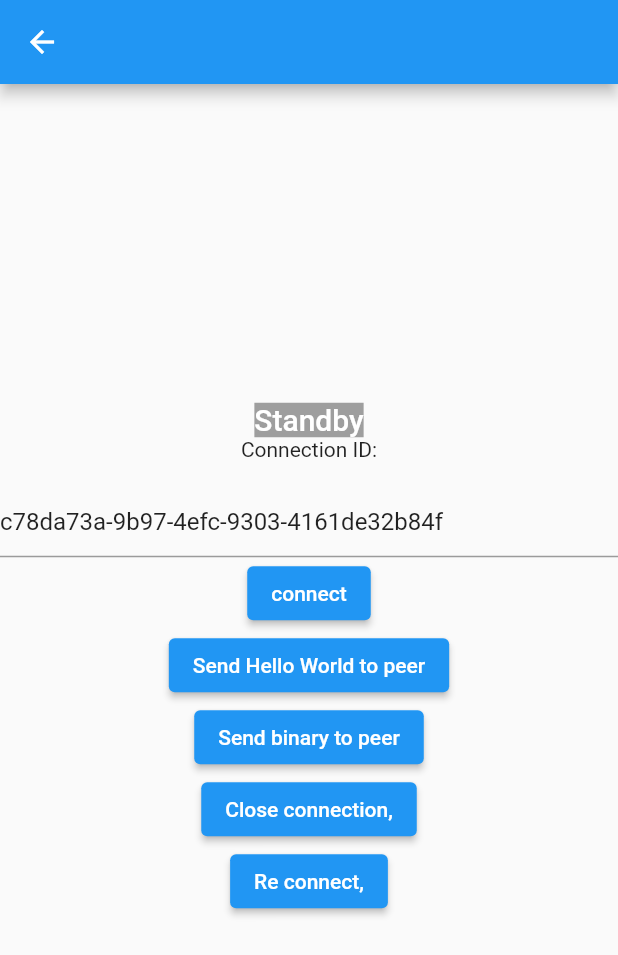
After one commit to chouette11/poker_chip, a Flutter app: the Ori screen opened by its route, on a phone screen of 412 x 824 dp. The commit adds this screen. Shown: the top 955 px of the screen. Run offline on Flutter 3.47's test engine with Material 2 defaults, Android fonts, the phone set to English and light mode, and no system bars; our stand-ins replace animated_text_kit, audioplayers, cloud_firestore, firebase_auth, firebase_core, firebase_messaging and 9 more; missing offline and left inert: app_settings, peerdart, qr_code_scanner; accounts and stored records are empty; generated files the repository leaves out were written again; network calls fail; Roboto replaces fonts that are missing (Kaisei_Decol).

Commit message:
Fifth commit

```diff
--- /dev/null
+++ b/lib/model/entity/peer/peer_entity.dart
@@ -0,0 +1,15 @@
+import 'package:freezed_annotation/freezed_annotation.dart';
+import 'package:peerdart/peerdart.dart';
+
+part 'peer_entity.freezed.dart';
+
+@freezed
+class PeerEntity with _$PeerEntity {
+  const PeerEntity._();
+
+  const factory PeerEntity({
+    required String uid,
+    required Peer peer,
+  }) = _PeerEntity;
+
+}
--- a/lib/page/game/component/user_box.dart
+++ b/lib/page/game/component/user_box.dart
@@ -50,7 +50,7 @@ class UserBoxes extends ConsumerWidget {
       if (players.length % 2 == 1) {
         for (int i = 0; i < afterUsers.length; i++) {
           child.add(beforeUsers[i]);
-          child.add(afterUsers[afterUsers.length - i]);
+          child.add(afterUsers[afterUsers.length - i - 1]);
           children.add(SizedBox(height: 16));
           children.add(Row(
             mainAxisAlignment: MainAxisAlignment.spaceAround,
--- /dev/null
+++ b/lib/page/game/ori.dart
@@ -0,0 +1,122 @@
+import 'dart:typed_data';
+
+import 'package:flutter/material.dart';
+import 'package:peerdart/peerdart.dart';
+
+class Ori extends StatefulWidget {
+  const Ori({Key? key}) : super(key: key);
+
+  @override
+  State<Ori> createState() => _OriState();
+}
+
+class _OriState extends State<Ori> {
+  Peer peer = Peer(options: PeerOptions(debug: LogLevel.All));
+  final TextEditingController _controller = TextEditingController();
+  String? peerId;
+  late DataConnection conn;
+  bool connected = false;
+
+  @override
+  void dispose() {
+    peer.dispose();
+    _controller.dispose();
+    super.dispose();
+  }
+
+  @override
+  void initState() {
+    super.initState();
+  }
+
+  void connect() {
+    final connection = peer.connect(_controller.text);
+    conn = connection;
+
+    conn.on("open").listen((event) {
+      setState(() {
+        connected = true;
+      });
+
+      connection.on("close").listen((event) {
+        setState(() {
+          connected = false;
+        });
+      });
+
+      conn.on("data").listen((data) {
+        ScaffoldMessenger.of(context)
+            .showSnackBar(SnackBar(content: Text(data)));
+      });
+      conn.on("binary").listen((data) {
+        ScaffoldMessenger.of(context)
+            .showSnackBar(SnackBar(content: Text("Got binary!")));
+      });
+    });
+  }
+
+  void sendHelloWorld() {
+    conn.send("Hello world!");
+  }
+
+  void sendBinary() {
+    final bytes = Uint8List(30);
+    conn.sendBinary(bytes);
+  }
+
+  void closeConnection() {
+    peer.dispose();
+  }
+
+  void reconnect() {
+    peer = Peer();
+  }
+
+  @override
+  Widget build(BuildContext context) {
+    _controller.text = "c78da73a-9b97-4efc-9303-4161de32b84f";
+    return Scaffold(
+        appBar: AppBar(),
+        body: Center(
+          child: Column(
+            mainAxisAlignment: MainAxisAlignment.center,
+            children: <Widget>[
+              _renderState(),
+              const Text(
+                'Connection ID:',
+              ),
+              SelectableText(peerId ?? ""),
+              TextField(
+                controller: _controller,
+              ),
+              ElevatedButton(onPressed: connect, child: const Text("connect")),
+              ElevatedButton(
+                  onPressed: sendHelloWorld,
+                  child: const Text("Send Hello World to peer")),
+              ElevatedButton(
+                  onPressed: sendBinary,
+                  child: const Text("Send binary to peer")),
+              ElevatedButton(
+                  onPressed: closeConnection,
+                  child: const Text("Close connection,")),
+              ElevatedButton(
+                  onPressed: reconnect, child: const Text("Re connect,")),
+            ],
+          ),
+        ));
+  }
+
+  Widget _renderState() {
+    Color bgColor = connected ? Colors.green : Colors.grey;
+    Color txtColor = Colors.white;
+    String txt = connected ? "Connected" : "Standby";
+    return Container(
+      decoration: BoxDecoration(color: bgColor),
+      child: Text(
+        txt,
+        style:
+        Theme.of(context).textTheme.titleLarge?.copyWith(color: txtColor),
+      ),
+    );
+  }
+}
--- a/lib/provider/domain_providers.dart
+++ b/lib/provider/domain_providers.dart
@@ -1,4 +1,6 @@
+import 'package:poker_chip/page/game/host.dart';
 import 'package:poker_chip/page/game/host_page.dart';
+import 'package:poker_chip/page/game/ori.dart';
 import 'package:poker_chip/page/game/paticipant_page.dart';
 import 'package:poker_chip/page/read_qr/read_qr_page.dart';
 import 'package:poker_chip/page/tutorial/children/tutorial_page_1.dart';
@@ -39,6 +41,14 @@ final routerProvider = Provider<GoRouter>(
         },
         builder: (context, state) => const RootPage(),
         routes: [
+          GoRoute(
+            path: 'host_ex',
+            builder: (context, state) => const Host(),
+          ),
+          GoRoute(
+            path: 'ori',
+            builder: (context, state) => Ori(),
+          ),
           GoRoute(
             path: 'host',
             builder: (context, state) => const HostPage(),
```
Also changed, not shown: lib/page/game/host.dart (added, +96 -0 lines), lib/page/game/host_page.dart (+30 -90 lines), lib/page/game/paticipant_page.dart (+44 -17 lines), lib/page/root/root_page.dart (+8 -2 lines), lib/provider/presentation_providers.dart (+116 -10 lines), lib/model/entity/action/action_entity.g.dart, lib/model/entity/peer/peer_entity.freezed.dart (added), lib/provider/presentation_providers.g.dart.
